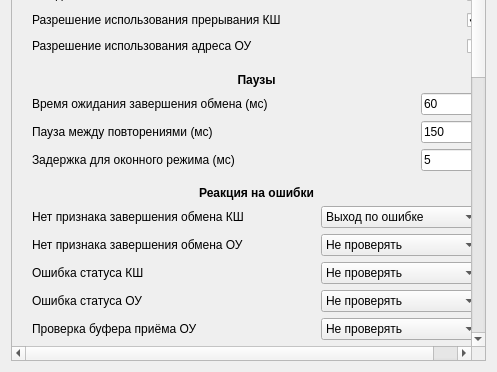
First picture: the form in default/settings_var_comm_test.ui, repository Veala/host_tgca-for-t_hsc, before the edit; both pictures show x 0 to 497 and y 437 to 809 of the 497 by 809 pixel window.
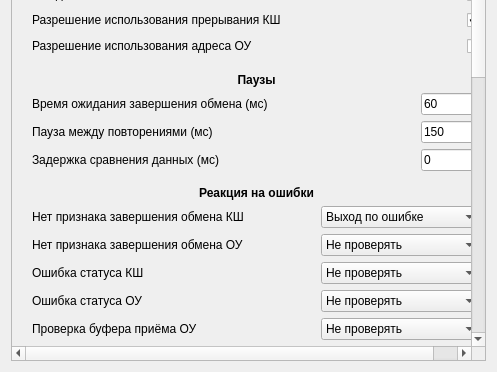
Second picture: the form after the edit. Icons and pictures are not drawn.

Patch:
```diff
--- a/default/settings_var_comm_test.ui
+++ b/default/settings_var_comm_test.ui
@@ -39,7 +39,7 @@
       <property name="geometry">
        <rect>
         <x>0</x>
-        <y>0</y>
+        <y>-200</y>
         <width>459</width>
         <height>1115</height>
        </rect>
@@ -291,14 +291,14 @@
           <string>009</string>
          </property>
          <property name="text">
-          <string>5</string>
+          <string>0</string>
          </property>
         </widget>
        </item>
        <item row="25" column="0" colspan="3">
         <widget class="QLabel" name="labelWinModePause">
          <property name="text">
-          <string>Задержка для оконного режима (мc)</string>
+          <string>Задержка сравнения данных (мс)</string>
          </property>
         </widget>
        </item>
```
Left out of the diff: 2 changed lines with no effect on the pictures.
